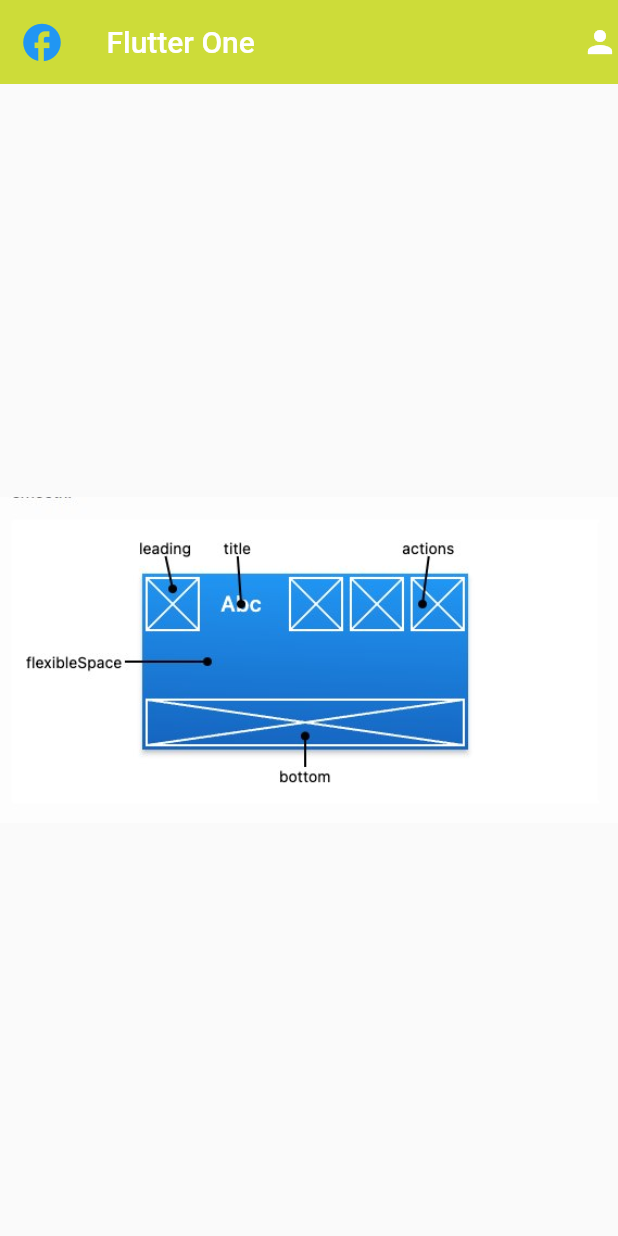
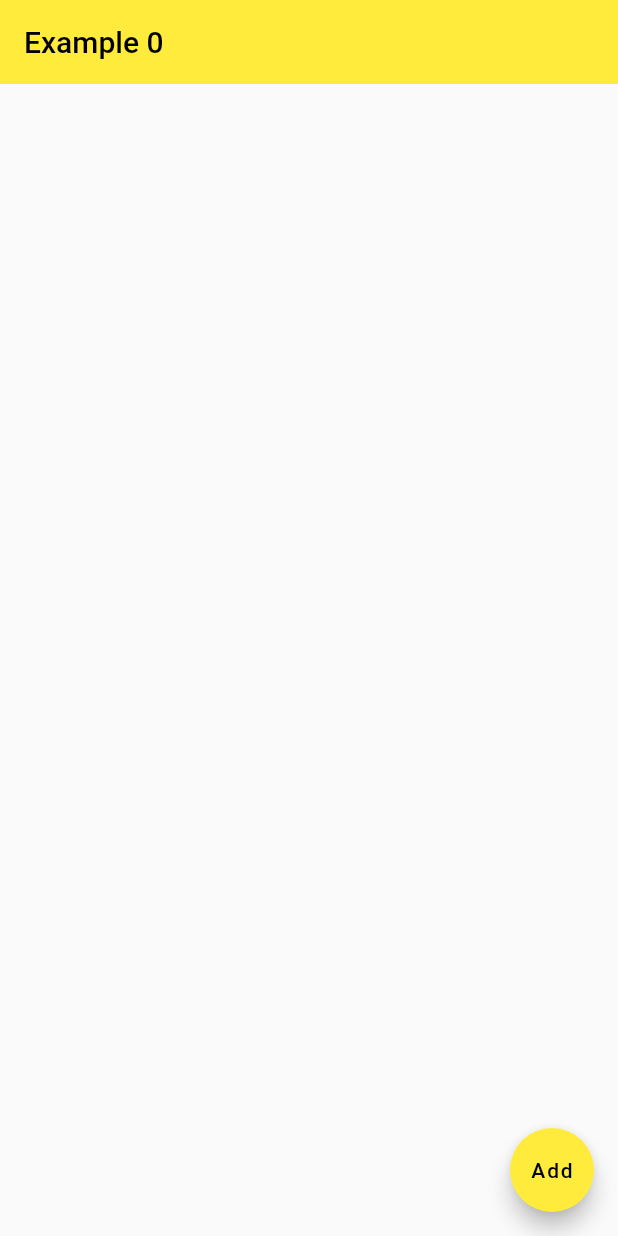
Before and after one commit to AbdullohRazzoqov/flutter_one, a Flutter app: the screen it shows after launch, on a phone screen of 412 x 824 dp. Run offline on Flutter 3.47's test engine with Material 2 defaults, Android fonts, the phone set to English and light mode, and no system bars.

Commit message:
add FloatingActionButton

```diff
--- /dev/null
+++ b/lib/floating_action_button/example.dart
@@ -0,0 +1,30 @@
+import 'package:flutter/material.dart';
+
+class Example extends StatefulWidget {
+  const Example({super.key});
+  @override
+  State<Example> createState() => _ExampleState();
+}
+
+class _ExampleState extends State<Example> {
+  int _number = 0;
+  @override
+  Widget build(BuildContext context) {
+    return Scaffold(
+      appBar: AppBar(
+        title:  Text("Example $_number"),
+        elevation: 0.0,
+      ),
+      floatingActionButton: FloatingActionButton(
+        onPressed: () {
+          debugPrint("$_number");
+          _number++;
+          setState(() {
+
+          });
+        },
+        child: const Text("Add"),
+      ),
+    );
+  }
+}
--- a/lib/main.dart
+++ b/lib/main.dart
@@ -1,5 +1,5 @@
 import 'package:flutter/material.dart';
-import 'package:flutter_one/addition/addition.dart';
+import 'package:flutter_one/floating_action_button/example.dart';
 
 
 void main() {
@@ -16,7 +16,7 @@ class MyApp extends StatelessWidget {
       debugShowCheckedModeBanner: false,
       theme: ThemeData(primarySwatch: Colors.yellow),
       //widgetlarning asosiy rangini sariqga o'zgartiradi
-      home: const Addition(),
+      home: const Example(),
     );
   }
 }
```
Also changed, not shown: lib/floating_action_button/floating_button.dart (added, +29 -0 lines), lib/appbar_exam/addition/addition.dart (renamed from lib/addition/addition.dart), lib/appbar_exam/addition/screen/appbar.dart (renamed from lib/screen/home_page.dart), 3 other files.
